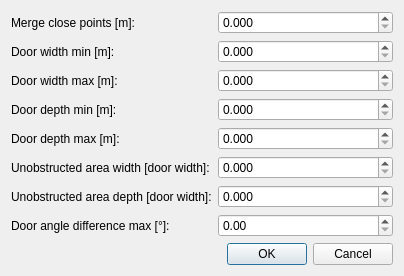
Old version of the form src/map_viewer/ui/map_viewer_door_param_dialog.ui in the repository cogsys-tuebingen/cslibs_vectormaps.
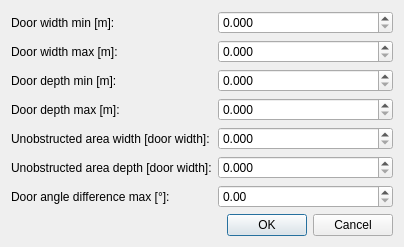
New version of the form.

Commit message: simplified finding doors, decoupled finding doors and rooms

What changed in the file:
```diff
--- a/src/map_viewer/ui/map_viewer_door_param_dialog.ui
+++ b/src/map_viewer/ui/map_viewer_door_param_dialog.ui
@@ -15,55 +15,48 @@
   </property>
   <layout class="QGridLayout" name="gridLayout">
    <item row="0" column="3">
-    <widget class="QLabel" name="label_merge_max_proximity">
-     <property name="text">
-      <string>Merge close points [m]:</string>
-     </property>
-    </widget>
-   </item>
-   <item row="1" column="3">
     <widget class="QLabel" name="label_door_width_min">
      <property name="text">
       <string>Door width min [m]:</string>
      </property>
     </widget>
    </item>
-   <item row="2" column="3">
+   <item row="1" column="3">
     <widget class="QLabel" name="label_door_width_max">
      <property name="text">
       <string>Door width max [m]:</string>
      </property>
     </widget>
    </item>
-   <item row="3" column="3">
+   <item row="2" column="3">
     <widget class="QLabel" name="label_door_depth_min">
      <property name="text">
       <string>Door depth min [m]:</string>
      </property>
     </widget>
    </item>
-   <item row="4" column="3">
+   <item row="3" column="3">
     <widget class="QLabel" name="label_door_depth_max">
      <property name="text">
       <string>Door depth max [m]:</string>
      </property>
     </widget>
    </item>
-   <item row="5" column="3">
+   <item row="4" column="3">
     <widget class="QLabel" name="label_unobstructed_area_width">
      <property name="text">
       <string>Unobstructed area width [door width]:</string>
      </property>
     </widget>
    </item>
-   <item row="6" column="3">
+   <item row="5" column="3">
     <widget class="QLabel" name="label_unobstructed_area_depth">
      <property name="text">
       <string>Unobstructed area depth [door width]:</string>
      </property>
     </widget>
    </item>
-   <item row="7" column="3">
+   <item row="6" column="3">
     <widget class="QLabel" name="label_door_angle_diff_max">
      <property name="text">
       <string>Door angle difference max [°]:</string>
@@ -71,37 +64,6 @@
     </widget>
    </item>
    <item row="0" column="7">
-    <widget class="QDoubleSpinBox" name="doubleSpinBox_merge_max_proximity">
-     <property name="minimumSize">
-      <size>
-       <width>50</width>
-       <height>0</height>
-      </size>
-     </property>
-     <property name="maximumSize">
-      <size>
-       <width>16777215</width>
-       <height>16777215</height>
-      </size>
-     </property>
-     <property name="layoutDirection">
-      <enum>Qt::LeftToRight</enum>
-     </property>
-     <property name="alignment">
-      <set>Qt::AlignLeading|Qt::AlignLeft|Qt::AlignVCenter</set>
-     </property>
-     <property name="decimals">
-      <number>3</number>
-     </property>
-     <property name="minimum">
-      <double>0.000000000000000</double>
-     </property>
-     <property name="maximum">
-      <double>1000.000000000000000</double>
-     </property>
-    </widget>
-   </item>
-   <item row="1" column="7">
     <widget class="QDoubleSpinBox" name="doubleSpinBox_door_width_min">
      <property name="maximumSize">
       <size>
@@ -120,7 +82,7 @@
      </property>
     </widget>
    </item>
-   <item row="2" column="7">
+   <item row="1" column="7">
     <widget class="QDoubleSpinBox" name="doubleSpinBox_door_width_max">
      <property name="maximumSize">
       <size>
@@ -139,7 +101,7 @@
      </property>
     </widget>
    </item>
-   <item row="3" column="7">
+   <item row="2" column="7">
     <widget class="QDoubleSpinBox" name="doubleSpinBox_door_depth_min">
      <property name="maximumSize">
       <size>
@@ -158,7 +120,7 @@
      </property>
     </widget>
    </item>
-   <item row="4" column="7">
+   <item row="3" column="7">
     <widget class="QDoubleSpinBox" name="doubleSpinBox_door_depth_max">
      <property name="maximumSize">
       <size>
@@ -177,7 +139,7 @@
      </property>
     </widget>
    </item>
-   <item row="5" column="7">
+   <item row="4" column="7">
     <widget class="QDoubleSpinBox" name="doubleSpinBox_unobstructed_area_width">
      <property name="maximumSize">
       <size>
@@ -196,7 +158,7 @@
      </property>
     </widget>
    </item>
-   <item row="6" column="7">
+   <item row="5" column="7">
     <widget class="QDoubleSpinBox" name="doubleSpinBox_unobstructed_area_depth">
      <property name="maximumSize">
       <size>
@@ -215,7 +177,7 @@
      </property>
     </widget>
    </item>
-   <item row="7" column="7">
+   <item row="6" column="7">
     <widget class="QDoubleSpinBox" name="doubleSpinBox_door_angle_diff_max">
      <property name="maximumSize">
       <size>
@@ -228,7 +190,7 @@
      </property>
     </widget>
    </item>
-   <item row="8" column="7">
+   <item row="7" column="7">
     <widget class="QDialogButtonBox" name="buttonBox">
      <property name="orientation">
       <enum>Qt::Horizontal</enum>
```
The commit also changes 11 other files.
